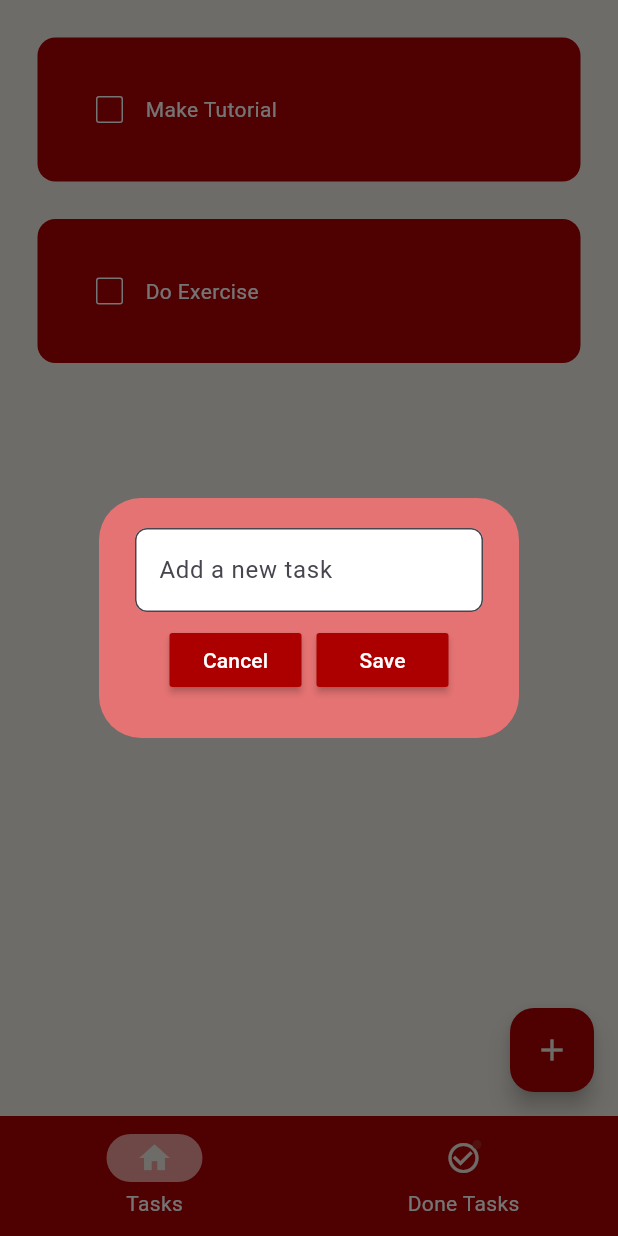
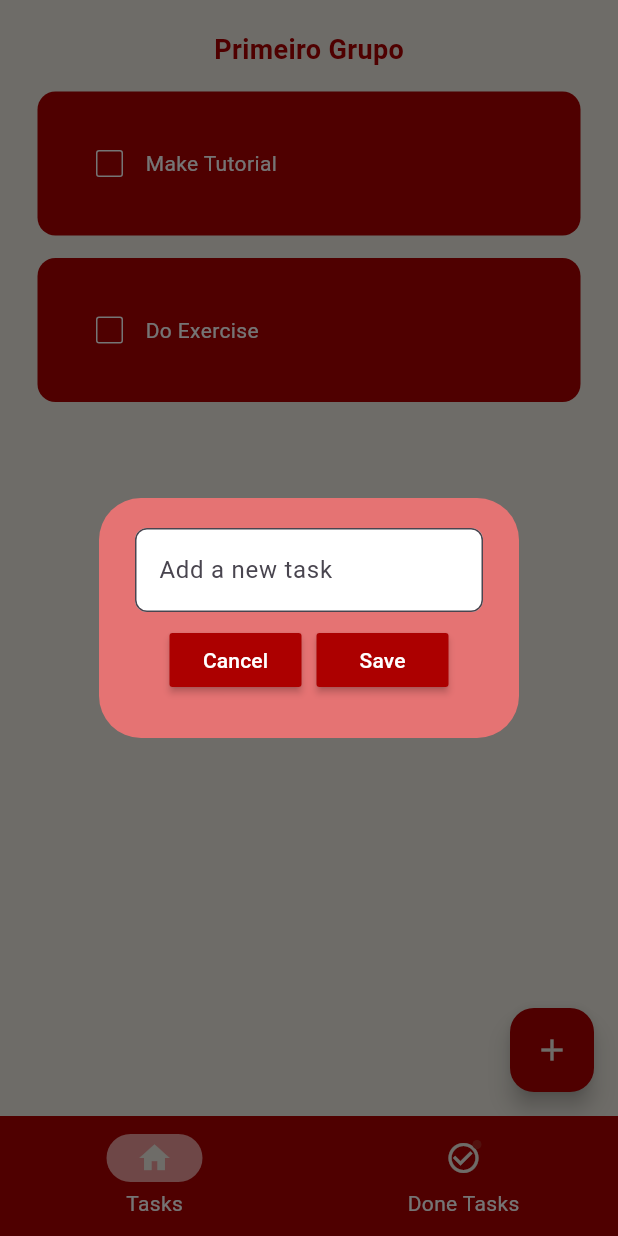
Before and after one commit to iroac/flutter_todo, a Flutter app: the screen it shows after launch, after a tap on the "add" icon, on a phone screen of 412 x 824 dp. Run offline on Flutter 3.47's test engine with Material 3 defaults, Android fonts, the light colour scheme and no system bars; drawn by our look-alikes of flutter_slidable; our stand-ins replace hive, hive_flutter; accounts and stored records are empty.

Commit message:
feat: define hive adapter of ToDoGroup

```diff
--- a/lib/data/repositories/todo/database.dart
+++ b/lib/data/repositories/todo/database.dart
@@ -1,23 +1,29 @@
 import 'package:hive_flutter/hive_flutter.dart';
+import 'package:state_flutter/models/todo_model.dart';
 
 class TodoDataBase {
-  List toDoList = [];
+  List<ToDoGroup> toDoGroups = [];
 
   // reference our box
   final _myBox = Hive.box('mybox');
 
   createInitialData() {
-    toDoList = [
-      ['Make Tutorial', false],
-      ['Do Exercise', false],
+    toDoGroups = [
+      ToDoGroup(
+        groupName: 'Primeiro Grupo',
+        todoList: [
+          ['Make Tutorial', false],
+          ['Do Exercise', false],
+        ],
+      ),
     ];
   }
 
   loadData() {
-    toDoList = _myBox.get("TODOLIST");
+    toDoGroups = _myBox.get("TODOGROUPS");
   }
 
   Future<void> updateDataBase() {
-    return _myBox.put('TODOLIST', toDoList);
+    return _myBox.put('TODOGROUPS', toDoGroups);
   }
 }
--- a/lib/main.dart
+++ b/lib/main.dart
@@ -1,6 +1,7 @@
 import 'package:flutter/material.dart';
 import 'package:hive_flutter/adapters.dart';
 import 'package:state_flutter/data/repositories/todo/database.dart';
+import 'package:state_flutter/models/todo_model.dart';
 import 'package:state_flutter/ui/core/themes/colors.dart';
 import 'package:state_flutter/ui/history/history_screen.dart';
 import 'package:state_flutter/ui/home/view_models/todo_viewmodel.dart';
@@ -8,6 +9,7 @@ import 'package:state_flutter/ui/home/widgets/todo_screen.dart';
 
 void main() async {
   await Hive.initFlutter();
+  Hive.registerAdapter(ToDoGroupAdapter());
   await Hive.openBox('mybox');
   runApp(MyApp());
 }
--- /dev/null
+++ b/lib/models/todo_model.dart
@@ -0,0 +1,30 @@
+import 'package:hive/hive.dart';
+part 'todo_model.g.dart';
+
+@HiveType(typeId: 0)
+class TodoItem {
+  @HiveField(0)
+  final String title;
+
+  @HiveField(1)
+  final bool done;
+
+  @HiveField(3)
+  TodoItem(this.title, this.done);
+}
+
+@HiveType(typeId: 1)
+class ToDoGroup {
+  @HiveField(4)
+  final String groupName;
+
+  @HiveField(5)
+  final List<List<dynamic>> todoList;
+
+  @HiveField(6)
+  ToDoGroup({required this.groupName, List<List<dynamic>>? todoList})
+    : todoList = todoList ?? [];
+
+  @HiveField(7)
+  bool isExpanded = false;
+}
--- a/lib/ui/core/themes/colors.dart
+++ b/lib/ui/core/themes/colors.dart
@@ -1,6 +1,6 @@
 import 'package:flutter/services.dart';
 
-abstract final class AppColors {
+abstract class AppColors {
   static const background = Color(0xffefebe2);
   static const primary = Color.fromARGB(255, 172, 0, 0);
 }
--- a/lib/ui/core/ui/todo_tile.dart
+++ b/lib/ui/core/ui/todo_tile.dart
@@ -19,7 +19,7 @@ class TodoTile extends StatelessWidget {
   @override
   Widget build(BuildContext context) {
     return Padding(
-      padding: const EdgeInsets.only(left: 25, right: 25, top: 25),
+      padding: const EdgeInsets.only(left: 25, right: 25, top: 15),
       child: Slidable(
         endActionPane: ActionPane(
           motion: StretchMotion(),
--- a/lib/ui/home/view_models/todo_viewmodel.dart
+++ b/lib/ui/home/view_models/todo_viewmodel.dart
@@ -1,39 +1,56 @@
 import 'package:hive/hive.dart';
 import 'package:flutter/foundation.dart';
 import 'package:state_flutter/data/repositories/todo/database.dart';
+import 'package:state_flutter/models/todo_model.dart';
 
 class TodoViewModel extends ChangeNotifier {
   TodoViewModel({required TodoDataBase db}) : _db = db {
-    toDoList = _db.toDoList;
+    toDoGroups = _db.toDoGroups;
   }
 
   final TodoDataBase _db;
   final _myBox = Hive.box('mybox');
-  List<dynamic> toDoList = [];
+  List<ToDoGroup> toDoGroups = [];
 
-  Future<void> checkBoxChanged(bool? value, int index) async {
+  Future<void> checkBoxChanged(bool? value, int index, String groupName) async {
     try {
-      _db.toDoList[index][1] = value;
+      final group = _db.toDoGroups.firstWhere(
+        (g) => g.groupName == groupName,
+        orElse: () => throw Exception('Group "$groupName" not found'),
+      );
+
+      group.todoList[index][1] = value;
       await _db.updateDataBase();
     } finally {
-      toDoList = _db.toDoList;
+      toDoGroups = _db.toDoGroups;
       notifyListeners();
     }
   }
 
-  Future<void> checkBoxDelete(int index) async {
+  Future<void> checkBoxDelete(int index, String groupName) async {
     try {
-      _db.toDoList.removeAt(index);
+      final group = _db.toDoGroups.firstWhere(
+        (g) => g.groupName == groupName,
+        orElse: () => throw Exception('Group "$groupName" not found'),
+      );
+
+      group.todoList.removeAt(index);
       await _db.updateDataBase();
     } finally {
-      toDoList = _db.toDoList;
+      toDoGroups = _db.toDoGroups;
       notifyListeners();
     }
   }
 
-  Future<void> saveNewTask(String text) async {
+  Future<void> saveNewTask(String groupName, String text) async {
     try {
-      _db.toDoList.add([text, false]);
+      final group = _db.toDoGroups.firstWhere(
+        (g) => g.groupName == groupName,
+        orElse: () => throw Exception('Group "$groupName" not found'),
+      );
+
+      group.todoList.add([text, false]);
+
       text = "";
       await _db.updateDataBase();
     } finally {
@@ -42,12 +59,12 @@ class TodoViewModel extends ChangeNotifier {
   }
 
   void load() {
-    if (_myBox.get("TODOLIST") == null) {
+    if (_myBox.get("TODOGROUPS") == null) {
       _db.createInitialData();
-      toDoList = _db.toDoList;
+      toDoGroups = _db.toDoGroups;
     } else {
       _db.loadData();
-      toDoList = _db.toDoList;
+      toDoGroups = _db.toDoGroups;
     }
   }
 }
--- a/lib/ui/home/widgets/todo_screen.dart
+++ b/lib/ui/home/widgets/todo_screen.dart
@@ -24,7 +24,7 @@ class _TodoScreenState extends State<TodoScreen> {
           controller: _controller,
           onCancel: () => Navigator.of(context).pop(),
           onSave: () {
-            widget.viewModel.saveNewTask(_controller.text);
+            widget.viewModel.saveNewTask(_controller.text, 'Primeiro Grupo');
             Navigator.of(context).pop();
           },
         );
@@ -49,17 +49,48 @@ class _TodoScreenState extends State<TodoScreen> {
       ),
       body: ListenableBuilder(
         listenable: widget.viewModel,
-        builder: (context, _) {
+        builder: (context, child) {
           return ListView.builder(
-            itemCount: widget.viewModel.toDoList.length,
+            itemCount: widget.viewModel.toDoGroups.length,
             itemBuilder: (context, index) {
-              return TodoTile(
-                taskName: widget.viewModel.toDoList[index][0],
-                taskCompleted: widget.viewModel.toDoList[index][1],
-                onChanged: (value) =>
-                    widget.viewModel.checkBoxChanged(value, index),
-                handleDelete: (context) =>
-                    widget.viewModel.checkBoxDelete(index),
+              final currentGroup = widget.viewModel.toDoGroups[index].groupName;
+              return Center(
+                child: Column(
+                  children: [
+                    Padding(
+                      padding: const EdgeInsets.only(top: 20.0),
+                      child: Text(
+                        currentGroup,
+                        style: TextStyle(
+                          color: AppColors.primary,
+                          fontSize: 18,
+                          fontWeight: FontWeight.bold,
+                        ),
+                      ),
+                    ),
+                    ListView.builder(
+                      shrinkWrap: true,
+                      physics: const NeverScrollableScrollPhysics(),
+                      itemCount:
+                          widget.viewModel.toDoGroups[index].todoList.length,
+                      itemBuilder: (context, iItem) {
+                        final task =
+                            widget.viewModel.toDoGroups[index].todoList[iItem];
+                        return TodoTile(
+                          taskName: task[0],
+                          taskCompleted: task[1],
+                          onChanged: (val) => widget.viewModel.checkBoxChanged(
+                            val,
+                            iItem,
+                            currentGroup,
+                          ),
+                          handleDelete: (context) => widget.viewModel
+                              .checkBoxDelete(iItem, currentGroup),
+                        );
+                      },
+                    ),
+                  ],
+                ),
               );
             },
           );
```
Also changed, not shown: lib/ui/history/history_screen.dart (+10 -7 lines), lib/models/todo_model.g.dart (added).
